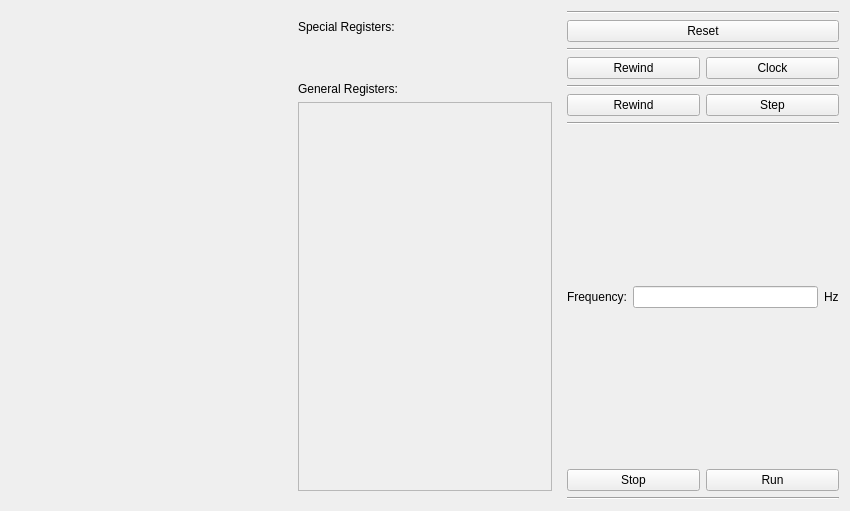
The window that src/Ui/App/simulationview.ui (SSu4K/MCAS) describes before a commit, drawn with Qt 5.
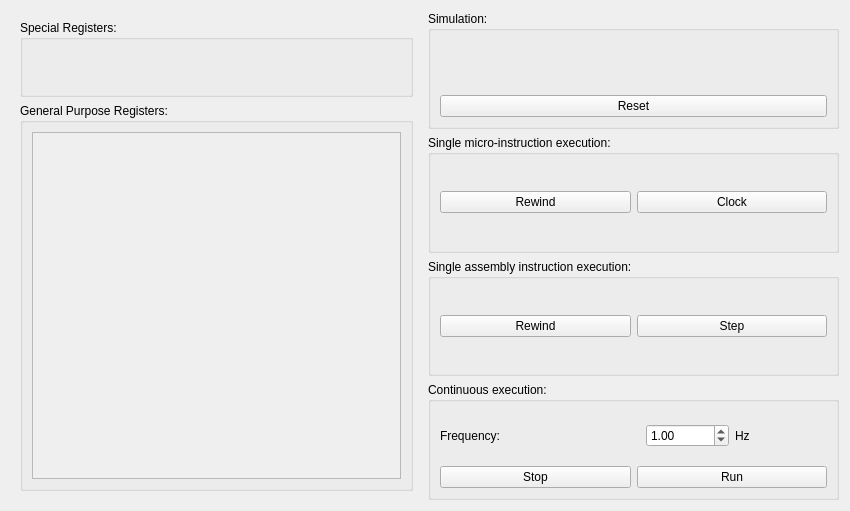
The same window after the commit. Custom widgets are drawn as their Qt base class.

Commit message: Implemented all execution logic and basic UI.

```diff
--- a/src/Ui/App/simulationview.ui
+++ b/src/Ui/App/simulationview.ui
@@ -21,27 +21,7 @@
   </property>
   <layout class="QVBoxLayout" name="verticalLayout_2">
    <item>
-    <layout class="QHBoxLayout" name="horizontalLayout_2" stretch="1,1,1">
-     <item>
-      <layout class="QFormLayout" name="formLayout">
-       <property name="sizeConstraint">
-        <enum>QLayout::SizeConstraint::SetNoConstraint</enum>
-       </property>
-       <item row="0" column="0">
-        <widget class="ValueDisplayWidget" name="uarDisplayWidget" native="true">
-         <property name="enabled">
-          <bool>true</bool>
-         </property>
-         <property name="sizePolicy">
-          <sizepolicy hsizetype="Preferred" vsizetype="Minimum">
-           <horstretch>0</horstretch>
-           <verstretch>0</verstretch>
-          </sizepolicy>
-         </property>
-        </widget>
-       </item>
-      </layout>
-     </item>
+    <layout class="QHBoxLayout" name="horizontalLayout_2" stretch="1,1">
      <item>
       <layout class="QVBoxLayout" name="verticalLayout">
        <item>
@@ -54,12 +34,11 @@
          </property>
          <layout class="QVBoxLayout" name="verticalLayout_3">
           <item>
-           <widget class="QLabel" name="label">
-            <property name="text">
+           <widget class="QGroupBox" name="groupBox">
+            <property name="title">
              <string>Special Registers:</string>
             </property>
-           </widget>
-          </item>
+            <layout class="QVBoxLayout" name="verticalLayout_7">
           <item>
            <widget class="ValueDisplayWidget" name="pcDisplayWidget" native="true"/>
           </item>
@@ -81,13 +60,15 @@
           <item>
            <widget class="ValueDisplayWidget" name="mdrDisplayWidget" native="true"/>
           </item>
-          <item>
-           <widget class="QLabel" name="label_2">
-            <property name="text">
-             <string>General Registers:</string>
-            </property>
+            </layout>
            </widget>
           </item>
+          <item>
+           <widget class="QGroupBox" name="groupBox_2">
+            <property name="title">
+             <string>General Purpose Registers:</string>
+            </property>
+            <layout class="QVBoxLayout" name="verticalLayout_8">
           <item>
            <widget class="QScrollArea" name="registerScrollArea">
             <property name="widgetResizable">
@@ -98,8 +79,8 @@
               <rect>
                <x>0</x>
                <y>0</y>
-               <width>250</width>
-               <height>309</height>
+                  <width>366</width>
+                  <height>267</height>
               </rect>
              </property>
             </widget>
@@ -109,13 +90,84 @@
         </widget>
        </item>
       </layout>
-     </item>
+        </widget>
+       </item>
+      </layout>
+     </item>
      <item>
-      <layout class="QGridLayout" name="gridLayout">
-       <item row="7" column="0">
+      <layout class="QVBoxLayout" name="verticalLayout_9">
+       <item>
+        <widget class="QGroupBox" name="groupBox_6">
+         <property name="title">
+          <string>Simulation:</string>
+         </property>
+         <layout class="QVBoxLayout" name="verticalLayout_10">
+          <item>
+           <widget class="ValueDisplayWidget" name="clockDisplayWidget" native="true"/>
+          </item>
+          <item>
+           <widget class="ValueDisplayWidget" name="uarDisplayWidget" native="true">
+            <property name="enabled">
+             <bool>true</bool>
+            </property>
+            <property name="sizePolicy">
+             <sizepolicy hsizetype="Preferred" vsizetype="Minimum">
+              <horstretch>0</horstretch>
+              <verstretch>0</verstretch>
+             </sizepolicy>
+            </property>
+           </widget>
+          </item>
+          <item>
+           <widget class="QPushButton" name="resetButton">
+            <property name="text">
+             <string>Reset</string>
+            </property>
+           </widget>
+          </item>
+         </layout>
+        </widget>
+       </item>
+       <item>
+        <widget class="QGroupBox" name="groupBox_3">
+         <property name="title">
+          <string>Single micro-instruction execution:</string>
+         </property>
+         <layout class="QVBoxLayout" name="verticalLayout_4">
+          <item>
+           <layout class="QHBoxLayout" name="horizontalLayout_3">
+            <item>
+             <widget class="QPushButton" name="rewindButton">
+              <property name="text">
+               <string>Rewind</string>
+              </property>
+             </widget>
+            </item>
+            <item>
+             <widget class="QPushButton" name="clockButton">
+              <property name="text">
+               <string>Clock</string>
+              </property>
+             </widget>
+            </item>
+           </layout>
+          </item>
+         </layout>
+        </widget>
+       </item>
+       <item>
+        <widget class="QGroupBox" name="groupBox_4">
+         <property name="title">
+          <string>Single assembly instruction execution:</string>
+         </property>
+         <layout class="QVBoxLayout" name="verticalLayout_5">
+          <item>
         <layout class="QHBoxLayout" name="horizontalLayout_4">
          <item>
           <widget class="QPushButton" name="rewindInstrButton">
+              <property name="enabled">
+               <bool>true</bool>
+              </property>
            <property name="text">
             <string>Rewind</string>
            </property>
@@ -130,39 +182,16 @@
          </item>
         </layout>
        </item>
-       <item row="0" column="0">
-        <widget class="Line" name="line_4">
-         <property name="orientation">
-          <enum>Qt::Orientation::Horizontal</enum>
-         </property>
-        </widget>
-       </item>
-       <item row="2" column="0">
-        <widget class="Line" name="line_3">
-         <property name="orientation">
-          <enum>Qt::Orientation::Horizontal</enum>
-         </property>
-        </widget>
-       </item>
-       <item row="10" column="0">
-        <layout class="QHBoxLayout" name="horizontalLayout_5">
-         <item>
-          <widget class="QPushButton" name="stopButton">
-           <property name="text">
-            <string>Stop</string>
-           </property>
-          </widget>
-         </item>
-         <item>
-          <widget class="QPushButton" name="runButton">
-           <property name="text">
-            <string>Run</string>
-           </property>
-          </widget>
-         </item>
-        </layout>
+         </layout>
+        </widget>
        </item>
-       <item row="9" column="0">
+       <item>
+        <widget class="QGroupBox" name="groupBox_5">
+         <property name="title">
+          <string>Continuous execution:</string>
+         </property>
+         <layout class="QVBoxLayout" name="verticalLayout_6">
+          <item>
         <layout class="QHBoxLayout" name="horizontalLayout_7">
          <item>
           <widget class="QLabel" name="label_3">
@@ -172,7 +201,26 @@
           </widget>
          </item>
          <item>
-          <widget class="QLineEdit" name="hzEdit"/>
+             <widget class="QWidget" name="widget" native="true">
+              <layout class="QHBoxLayout" name="horizontalLayout_8">
+               <item>
+                <widget class="QDoubleSpinBox" name="hzEdit">
+                 <property name="minimum">
+                  <double>0.010000000000000</double>
+                 </property>
+                 <property name="maximum">
+                  <double>100.000000000000000</double>
+                 </property>
+                 <property name="singleStep">
+                  <double>0.500000000000000</double>
+                 </property>
+                 <property name="stepType">
+                  <enum>QAbstractSpinBox::StepType::AdaptiveDecimalStepType</enum>
+                 </property>
+                 <property name="value">
+                  <double>1.000000000000000</double>
+                 </property>
+                </widget>
          </item>
          <item>
           <widget class="QLabel" name="label_4">
@@ -182,51 +230,29 @@
           </widget>
          </item>
         </layout>
-       </item>
-       <item row="1" column="0">
-        <widget class="QPushButton" name="resetButton">
-         <property name="text">
-          <string>Reset</string>
-         </property>
-        </widget>
-       </item>
-       <item row="4" column="0">
-        <widget class="Line" name="line_2">
-         <property name="orientation">
-          <enum>Qt::Orientation::Horizontal</enum>
-         </property>
-        </widget>
-       </item>
-       <item row="8" column="0">
-        <widget class="Line" name="line">
-         <property name="orientation">
-          <enum>Qt::Orientation::Horizontal</enum>
-         </property>
-        </widget>
-       </item>
-       <item row="3" column="0">
-        <layout class="QHBoxLayout" name="horizontalLayout_3">
+             </widget>
+            </item>
+           </layout>
+          </item>
          <item>
-          <widget class="QPushButton" name="rewindButton">
+           <layout class="QHBoxLayout" name="horizontalLayout_5">
+            <item>
+             <widget class="QPushButton" name="stopButton">
            <property name="text">
-            <string>Rewind</string>
+               <string>Stop</string>
            </property>
           </widget>
          </item>
          <item>
-          <widget class="QPushButton" name="clockButton">
+             <widget class="QPushButton" name="runButton">
            <property name="text">
-            <string>Clock</string>
+               <string>Run</string>
            </property>
           </widget>
          </item>
         </layout>
        </item>
-       <item row="11" column="0">
-        <widget class="Line" name="line_5">
-         <property name="orientation">
-          <enum>Qt::Orientation::Horizontal</enum>
-         </property>
+         </layout>
         </widget>
        </item>
       </layout>
```
Lines whose indentation alone changed are shown as unchanged. The commit also changes 7 other files.
